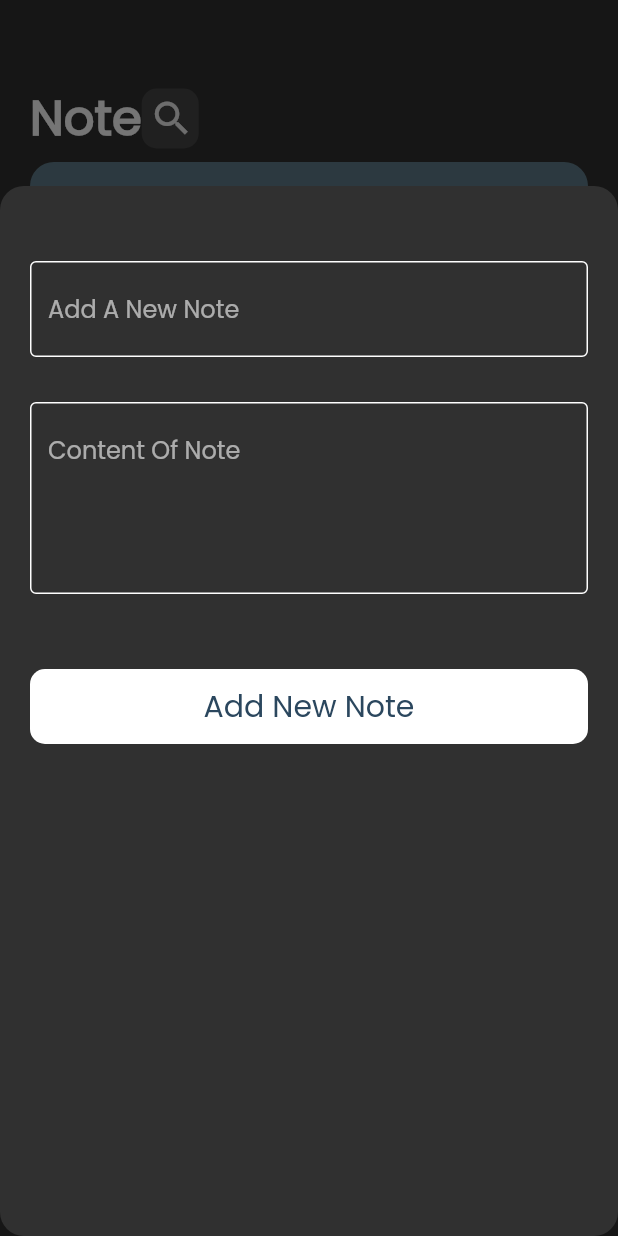
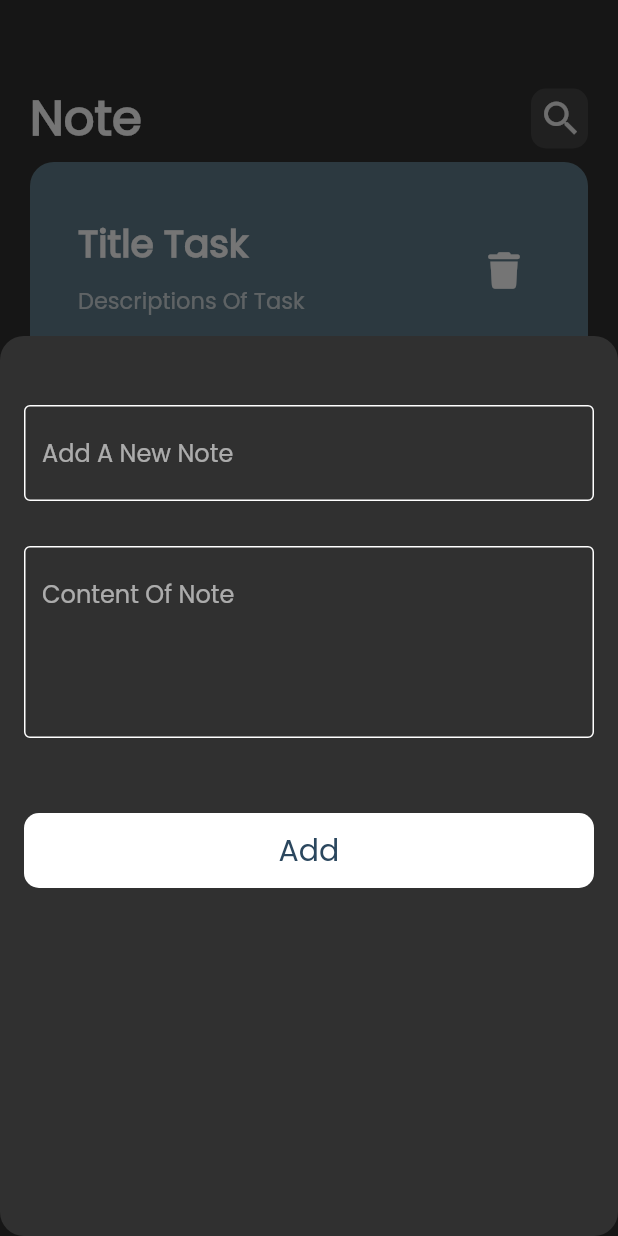
Before and after one commit to marwan-sam/notes_app, a Flutter app: the screen it shows after launch, after a tap on the "add" icon, on a phone screen of 412 x 824 dp. Run offline on Flutter 3.47's test engine with Material 2 defaults, Android fonts, the light colour scheme and no system bars; our stand-ins replace font_awesome_flutter.

Commit message:
update 250

```diff
--- a/lib/layouts/componts.dart
+++ b/lib/layouts/componts.dart
@@ -177,10 +177,14 @@ Widget Button({
     );
 
 // * after click in btn add to show in showModalBottomSheet :=
-Widget BodyOfWidgetUI(
-        {required String txt1, required String txt2, required String txtBtn}) =>
+Widget BodyOfWidgetUI({
+  required String txt1,
+  required String txt2,
+  required String txtBtn,
+  double? widthBtn,
+}) =>
     Padding(
-      padding: const EdgeInsets.all(20.0),
+      padding: const EdgeInsets.all(16.0),
       child: SingleChildScrollView(
         child: Column(
           children: [
@@ -203,6 +207,7 @@ Widget BodyOfWidgetUI(
             // const Spacer(flex: 1),
             Button(
               txt: txtBtn,
+              btnWidth: widthBtn!,
             ),
           ],
         ),
@@ -215,17 +220,14 @@ Widget BodyOfChilds({
 }) =>
     Padding(
       padding: const EdgeInsets.all(20.0),
+      child: SingleChildScrollView(
         child: Column(
           children: [
             const SizedBox(
               height: 35.0,
             ),
             // * App Bar =
-          Row(
-            mainAxisAlignment: MainAxisAlignment.spaceBetween,
-            mainAxisSize: MainAxisSize.max,
-            children: [AppBar],
-          ),
+            AppBar,
             // * Notes :=
             // NoteItme(),
             SizedBox(
@@ -234,4 +236,5 @@ Widget BodyOfChilds({
             ),
           ],
         ),
+      ),
     );
--- a/lib/screens/notes_screen.dart
+++ b/lib/screens/notes_screen.dart
@@ -4,6 +4,7 @@ import 'package:note_app/screens/widgets/appBar.dart';
 import 'package:note_app/screens/widgets/listview_notes.dart';
 
 import '../layouts/componts.dart';
+import 'widgets/modelSheet.dart';
 
 class NotesScreen extends StatelessWidget {
   const NotesScreen({super.key});
@@ -19,14 +20,7 @@ class NotesScreen extends StatelessWidget {
               borderRadius: BorderRadius.circular(16.0),
             ),
             context: context,
-            builder: (context) => SizedBox(
-              height: 700,
-              child: BodyOfWidgetUI(
-                txt1: 'Add A New Note',
-                txt2: 'Content Of Note',
-                txtBtn: 'Add New Note',
-              ),
-            ),
+            builder: (context) => const ModelSheetAddNewNote(),
           );
         },
         child: const Icon(Icons.add),
--- a/lib/screens/widgets/appBar.dart
+++ b/lib/screens/widgets/appBar.dart
@@ -9,6 +9,8 @@ class AppBarScreen extends StatelessWidget {
   @override
   Widget build(BuildContext context) {
     return Row(
+      mainAxisAlignment: MainAxisAlignment.spaceBetween,
+      mainAxisSize: MainAxisSize.max,
       children: [
         TitleAppBarUI(txt: txtTitle),
         IconAppBarUI(icon: icon),
--- a/lib/screens/widgets/listview_notes.dart
+++ b/lib/screens/widgets/listview_notes.dart
@@ -9,7 +9,7 @@ class ListViewNotes extends StatelessWidget {
   @override
   Widget build(BuildContext context) {
     return ListView.builder(
-      // shrinkWrap: true,
+      padding: EdgeInsets.zero,
       // itemCount: 5,
       itemBuilder: (BuildContext context, int index) {
         return Padding(
--- /dev/null
+++ b/lib/screens/widgets/modelSheet.dart
@@ -0,0 +1,19 @@
+import 'package:flutter/material.dart';
+import 'package:note_app/layouts/componts.dart';
+
+class ModelSheetAddNewNote extends StatelessWidget {
+  const ModelSheetAddNewNote({super.key});
+  final double h = 600;
+  @override
+  Widget build(BuildContext context) {
+    return Container(
+      height: h,
+      child: BodyOfWidgetUI(
+        txt1: 'Add A New Note',
+        txt2: 'Content Of Note',
+        txtBtn: 'Add',
+        widthBtn: MediaQuery.of(context).size.width,
+      ),
+    );
+  }
+}
```
Lines whose indentation alone changed are shown as unchanged.
